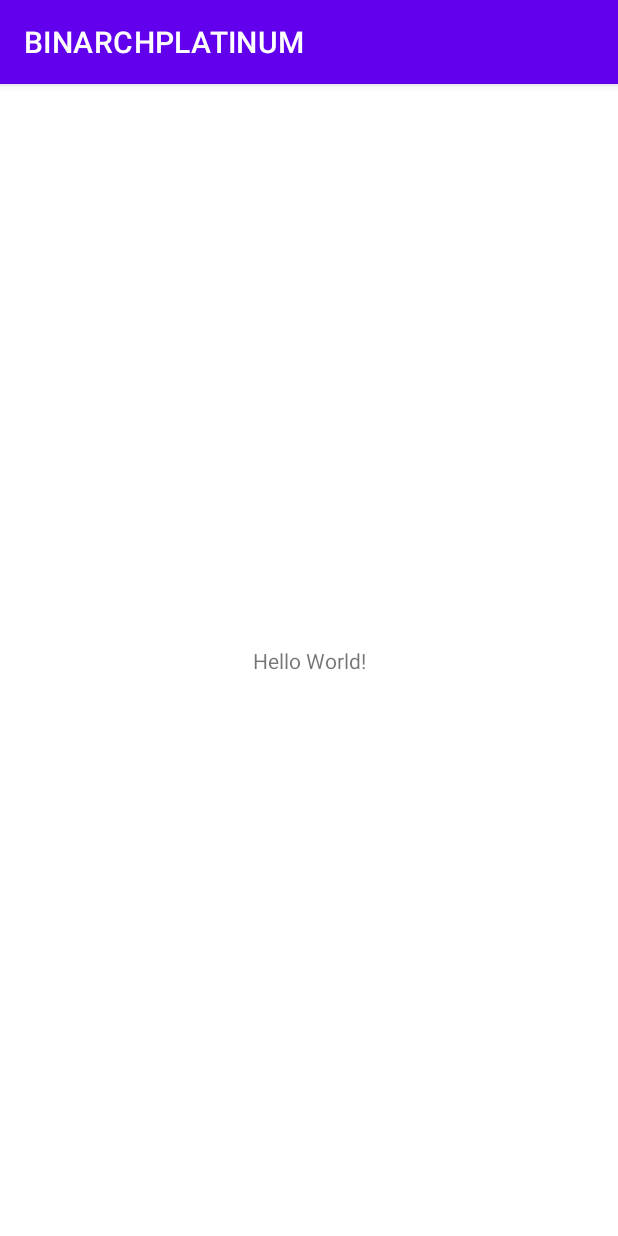
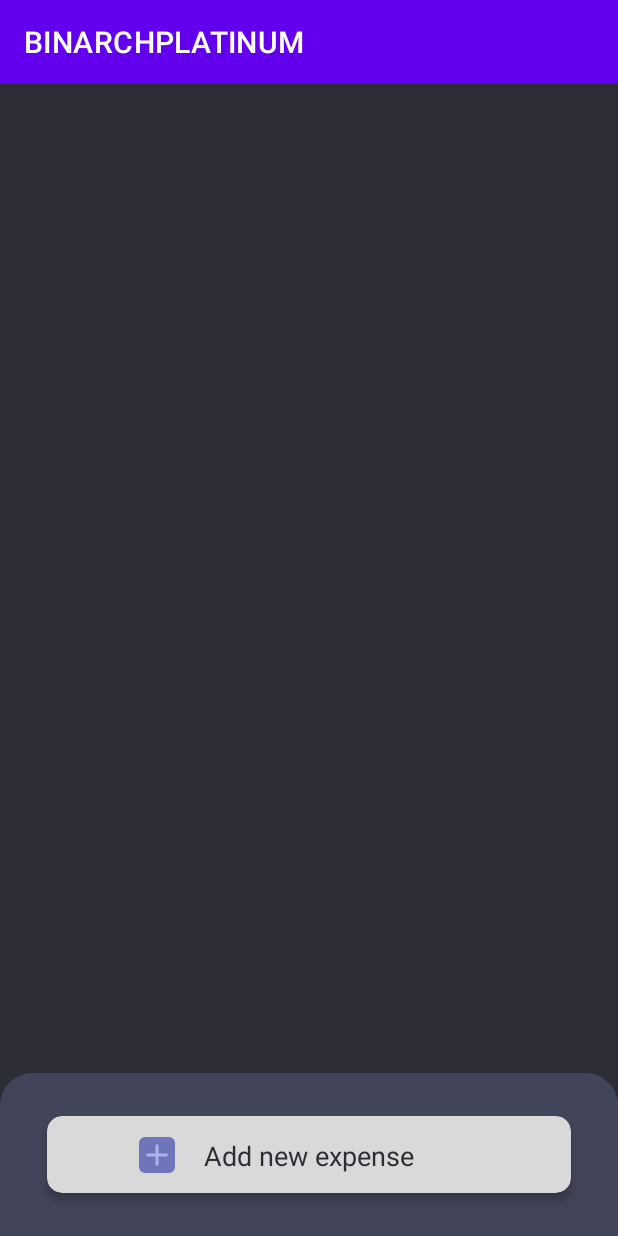
Before and after one commit to DhewaGunawan/MoneyTrackerBinarPlatinum, an Android app: the screen it shows after launch (MainActivity), on a phone screen of 412 x 824 dp. Run offline under Robolectric (Android 15) with nearby library versions, the phone set to English and light mode, and no system bars.

Commit message:
commit layout add custom dialog + layout button add in MainActivity.kt

```diff
--- a/app/src/main/java/com/example/binarchplatinum/MainActivity.kt
+++ b/app/src/main/java/com/example/binarchplatinum/MainActivity.kt
@@ -4,6 +4,7 @@ import androidx.appcompat.app.AppCompatActivity
 import android.os.Bundle
 
 class MainActivity : AppCompatActivity() {
+
     override fun onCreate(savedInstanceState: Bundle?) {
         super.onCreate(savedInstanceState)
         setContentView(R.layout.activity_main)
--- /dev/null
+++ b/app/src/main/res/drawable/ic_add.xml
@@ -0,0 +1,5 @@
+<vector android:height="24dp" android:tint="#AEB3E9"
+    android:viewportHeight="24" android:viewportWidth="24"
+    android:width="24dp" xmlns:android="http://schemas.android.com/apk/res/android">
+    <path android:fillColor="@android:color/white" android:pathData="M19,13h-6v6h-2v-6H5v-2h6V5h2v6h6v2z"/>
+</vector>
--- /dev/null
+++ b/app/src/main/res/drawable/layout_bg_add.xml
@@ -0,0 +1,9 @@
+<?xml version="1.0" encoding="utf-8"?>
+<shape xmlns:android="http://schemas.android.com/apk/res/android">
+    <solid android:color="@color/dark_blue_200"/>
+    <stroke android:width="3dp" android:color="@color/dark_blue_200" />
+    <corners
+        android:topLeftRadius="20dp"
+        android:topRightRadius="20dp"
+        />
+</shape>
--- /dev/null
+++ b/app/src/main/res/drawable/layout_bg_image_add.xml
@@ -0,0 +1,8 @@
+<?xml version="1.0" encoding="utf-8"?>
+<shape xmlns:android="http://schemas.android.com/apk/res/android">
+    <solid android:color="@color/purple_400"/>
+    <stroke android:width="1dp" android:color="@color/purple_400" />
+    <corners
+       android:radius="3dp"
+        />
+</shape>
--- a/app/src/main/res/layout/activity_main.xml
+++ b/app/src/main/res/layout/activity_main.xml
@@ -4,15 +4,58 @@
     xmlns:tools="http://schemas.android.com/tools"
     android:layout_width="match_parent"
     android:layout_height="match_parent"
+    android:background="@color/dark_blue_600"
     tools:context=".MainActivity">
 
-    <TextView
-        android:layout_width="wrap_content"
+
+
+    <LinearLayout
+        android:layout_width="match_parent"
         android:layout_height="wrap_content"
-        android:text="Hello World!"
-        app:layout_constraintBottom_toBottomOf="parent"
-        app:layout_constraintEnd_toEndOf="parent"
-        app:layout_constraintStart_toStartOf="parent"
-        app:layout_constraintTop_toTopOf="parent" />
+        android:background="@drawable/layout_bg_add"
+        app:layout_constraintBottom_toBottomOf="parent">
+        <androidx.cardview.widget.CardView
+            android:id="@+id/cv_add_button"
+            android:layout_marginTop="19dp"
+            android:layout_marginBottom="19dp"
+            android:layout_marginStart="24dp"
+            android:layout_marginEnd="24dp"
+            android:layout_width="match_parent"
+            android:backgroundTint="@color/off_white_400"
+            app:cardElevation="4dp"
+            app:cardUseCompatPadding="true"
+            app:cardCornerRadius="10dp"
+            android:layout_height="match_parent">
+            <androidx.constraintlayout.widget.ConstraintLayout
+                android:layout_width="match_parent"
+                android:layout_height="match_parent"
+                android:layout_marginTop="13dp"
+                android:layout_marginBottom="13dp">
+                <ImageView
+                    android:id="@+id/iv_add_button_icon"
+                    android:layout_width="wrap_content"
+                    android:layout_height="wrap_content"
+                    android:layout_marginStart="79dp"
+                    android:layout_marginEnd="19dp"
+                    android:background="@drawable/layout_bg_image_add"
+                    android:src="@drawable/ic_add"
+                    app:layout_constraintTop_toTopOf="parent"
+                    app:layout_constraintBottom_toBottomOf="parent"
+                    app:layout_constraintEnd_toStartOf="@+id/tv_add_button"/>
+
+                <TextView
+                    android:id="@+id/tv_add_button"
+                    android:layout_width="wrap_content"
+                    android:layout_height="wrap_content"
+                    android:text="@string/text_add_new_expense"
+                    android:textColor="#2C2D37"
+                    android:textSize="18sp"
+                    app:layout_constraintBottom_toBottomOf="@+id/iv_add_button_icon"
+                    app:layout_constraintStart_toStartOf="parent"
+                    app:layout_constraintEnd_toEndOf="parent"
+                    app:layout_constraintTop_toTopOf="@id/iv_add_button_icon" />
+            </androidx.constraintlayout.widget.ConstraintLayout>
+        </androidx.cardview.widget.CardView>
+    </LinearLayout>
 
 </androidx.constraintlayout.widget.ConstraintLayout>
--- a/app/src/main/res/values/colors.xml
+++ b/app/src/main/res/values/colors.xml
@@ -18,4 +18,6 @@
     <color name="green_400">#58985E</color>
     <color name="off_white_400">#D9D9D9</color>
     <color name="grey_400">#838282</color>
+
+
 </resources>
```
Also changed, not shown: app/src/main/res/layout/bottom_sheet_dialog.xml (added, +131 -0 lines), app/src/main/res/layout/item_list_category.xml (added, +10 -0 lines), app/src/main/res/values/strings.xml (+7 -0 lines).
